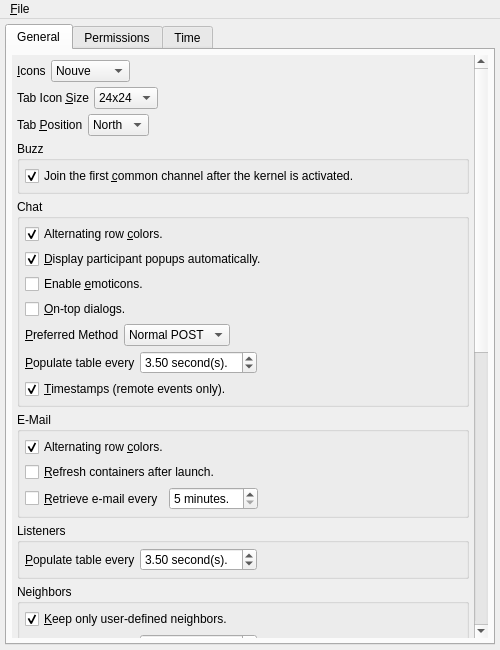
First picture: the form in branches/trunk/UI/spot-on-options.ui, repository textbrowser/spot-on, before the edit.
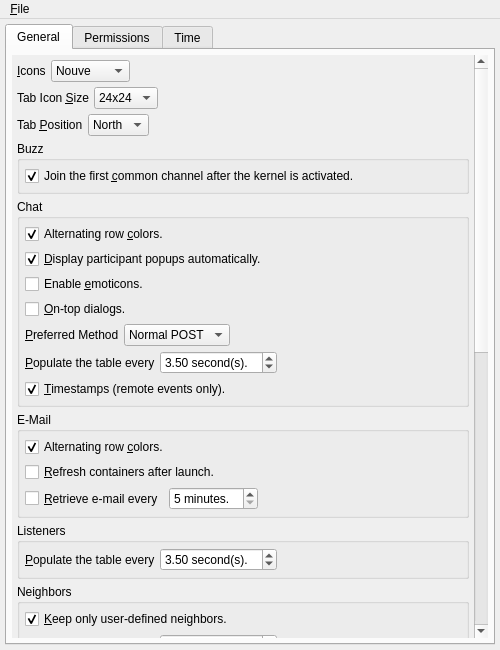
Second picture: the form after the edit. Icons and pictures are not drawn.

Commit message: Corrected widget text.

Diff of the .ui file:
```diff
--- a/branches/trunk/UI/spot-on-options.ui
+++ b/branches/trunk/UI/spot-on-options.ui
@@ -53,7 +53,7 @@
            <property name="geometry">
             <rect>
              <x>0</x>
-             <y>-620</y>
+             <y>-695</y>
              <width>462</width>
              <height>1267</height>
             </rect>
@@ -378,7 +378,7 @@
                  <item>
                   <widget class="QLabel" name="label_121">
                    <property name="text">
-                    <string>&amp;Populate table every</string>
+                    <string>&amp;Populate the table every</string>
                    </property>
                    <property name="buddy">
                     <cstring>chatUpdateInterval</cstring>
@@ -527,7 +527,7 @@
                  <item>
                   <widget class="QLabel" name="label_123">
                    <property name="text">
-                    <string>&amp;Populate table every</string>
+                    <string>&amp;Populate the table every</string>
                    </property>
                    <property name="buddy">
                     <cstring>listenersUpdateInterval</cstring>
@@ -604,7 +604,7 @@
                  <item>
                   <widget class="QLabel" name="label_125">
                    <property name="text">
-                    <string>&amp;Populate table every</string>
+                    <string>&amp;Populate the table every</string>
                    </property>
                    <property name="buddy">
                     <cstring>neighborsUpdateInterval</cstring>
```
Left out of the diff: 4 changed lines with no effect on the pictures. The commit also changes 4 other files.
